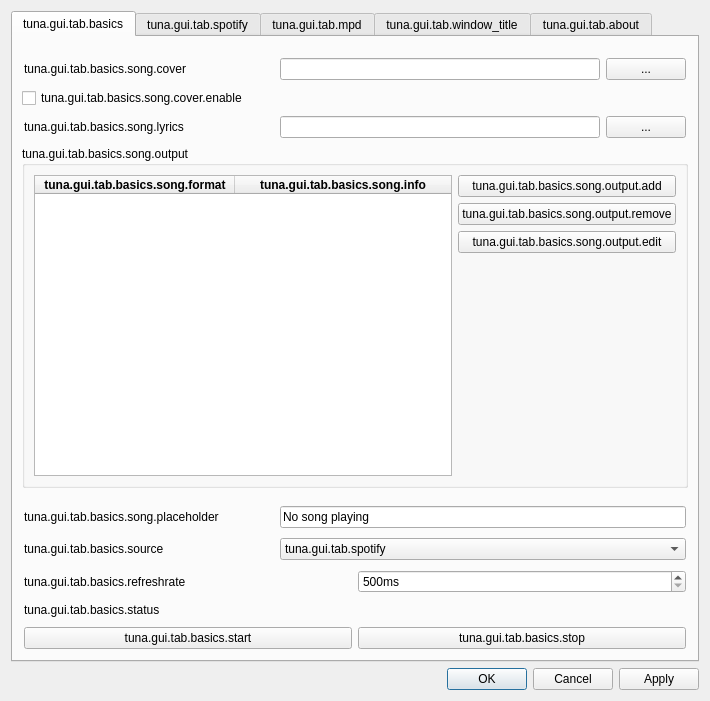
univrsal/tuna, file src/gui/tuna_gui.ui: the form before one commit.
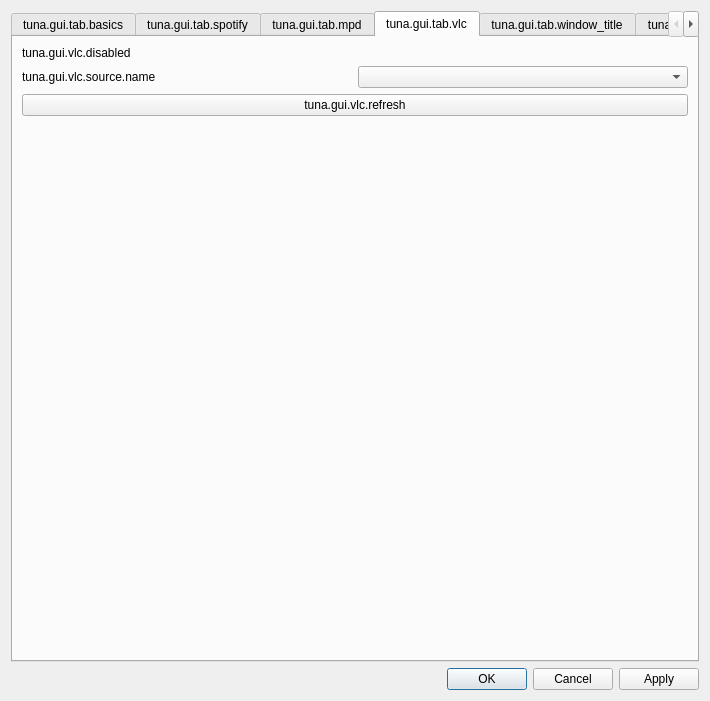
The form after the commit. The open tabs and pages were chosen to show the change. Icons and pictures are not drawn.

Commit message: started work on vlc source support

```diff
--- a/src/gui/tuna_gui.ui
+++ b/src/gui/tuna_gui.ui
@@ -1054,6 +1054,54 @@
        </item>
       </layout>
      </widget>
+     <widget class="QWidget" name="tab">
+      <attribute name="title">
+       <string>tuna.gui.tab.vlc</string>
+      </attribute>
+      <layout class="QVBoxLayout" name="verticalLayout_10">
+       <item>
+        <widget class="QLabel" name="lbl_vlc_disabled">
+         <property name="text">
+          <string>tuna.gui.vlc.disabled</string>
+         </property>
+        </widget>
+       </item>
+       <item>
+        <layout class="QHBoxLayout" name="horizontalLayout_19">
+         <item>
+          <widget class="QLabel" name="label_7">
+           <property name="text">
+            <string>tuna.gui.vlc.source.name</string>
+           </property>
+          </widget>
+         </item>
+         <item>
+          <widget class="QComboBox" name="cb_vlc_source_name"/>
+         </item>
+        </layout>
+       </item>
+       <item>
+        <widget class="QPushButton" name="pb_refresh_vlc">
+         <property name="text">
+          <string>tuna.gui.vlc.refresh</string>
+         </property>
+        </widget>
+       </item>
+       <item>
+        <spacer name="verticalSpacer_4">
+         <property name="orientation">
+          <enum>Qt::Vertical</enum>
+         </property>
+         <property name="sizeHint" stdset="0">
+          <size>
+           <width>20</width>
+           <height>521</height>
+          </size>
+         </property>
+        </spacer>
+       </item>
+      </layout>
+     </widget>
      <widget class="QWidget" name="tab_window_title">
       <attribute name="title">
        <string>tuna.gui.tab.window_title</string>
```
Left out of the diff: 7 changed lines with no effect on the pictures. The commit also changes 16 other files.
